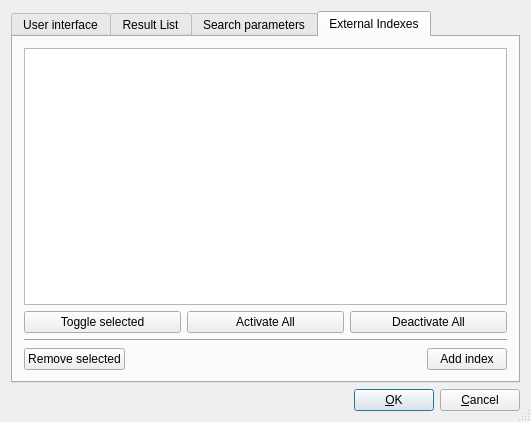
The window that src/qtgui/uiprefs.ui (spanner888/recoll) describes before a commit, drawn with Qt 5.
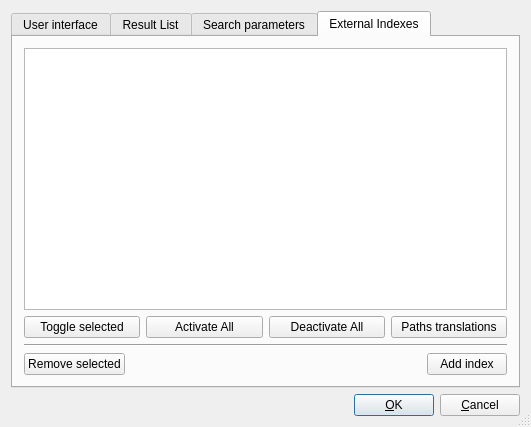
The same window after the commit. The open tabs and pages were chosen to show the change.

Commit message: added GUI interface to edit the path translations

The edit to the form file:
```diff
--- a/src/qtgui/uiprefs.ui
+++ b/src/qtgui/uiprefs.ui
@@ -7,7 +7,7 @@
     <x>0</x>
     <y>0</y>
     <width>531</width>
-    <height>422</height>
+    <height>427</height>
    </rect>
   </property>
   <property name="windowTitle">
@@ -715,6 +715,13 @@
                </property>
               </widget>
              </item>
+             <item>
+              <widget class="QPushButton" name="ptransPB">
+               <property name="text">
+                <string>Paths translations</string>
+               </property>
+              </widget>
+             </item>
             </layout>
            </item>
            <item>
```
Left out of the diff: 10 changed lines with no effect on the pictures. Lines whose indentation alone changed are shown as unchanged. The commit also changes 14 other files.
